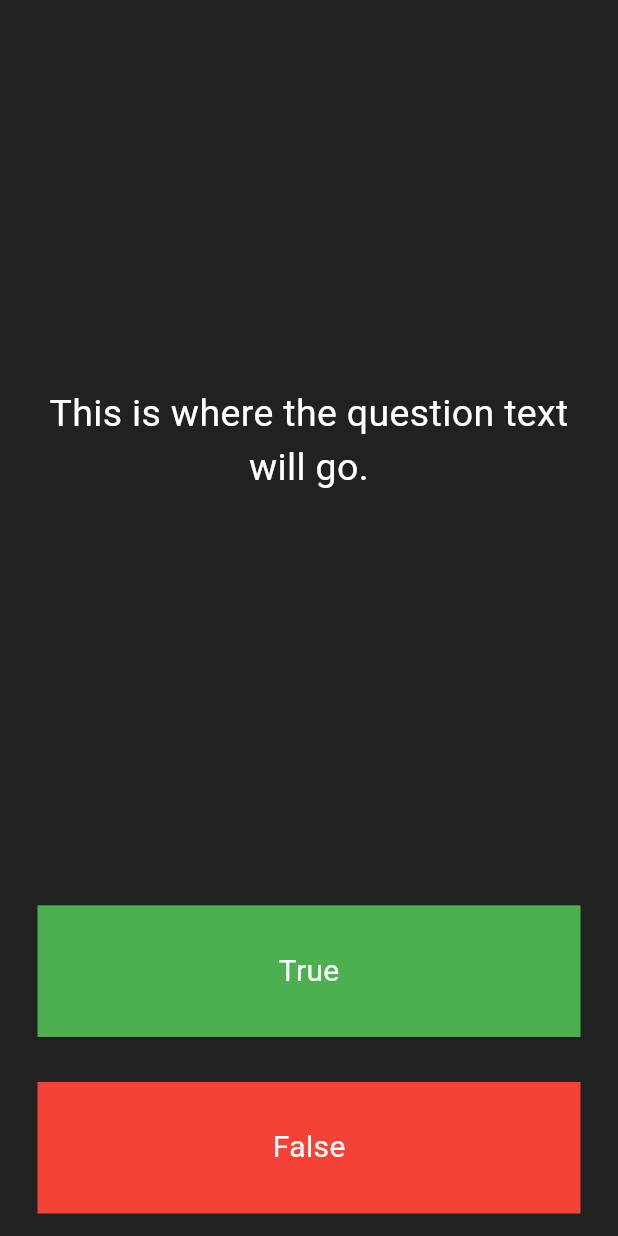
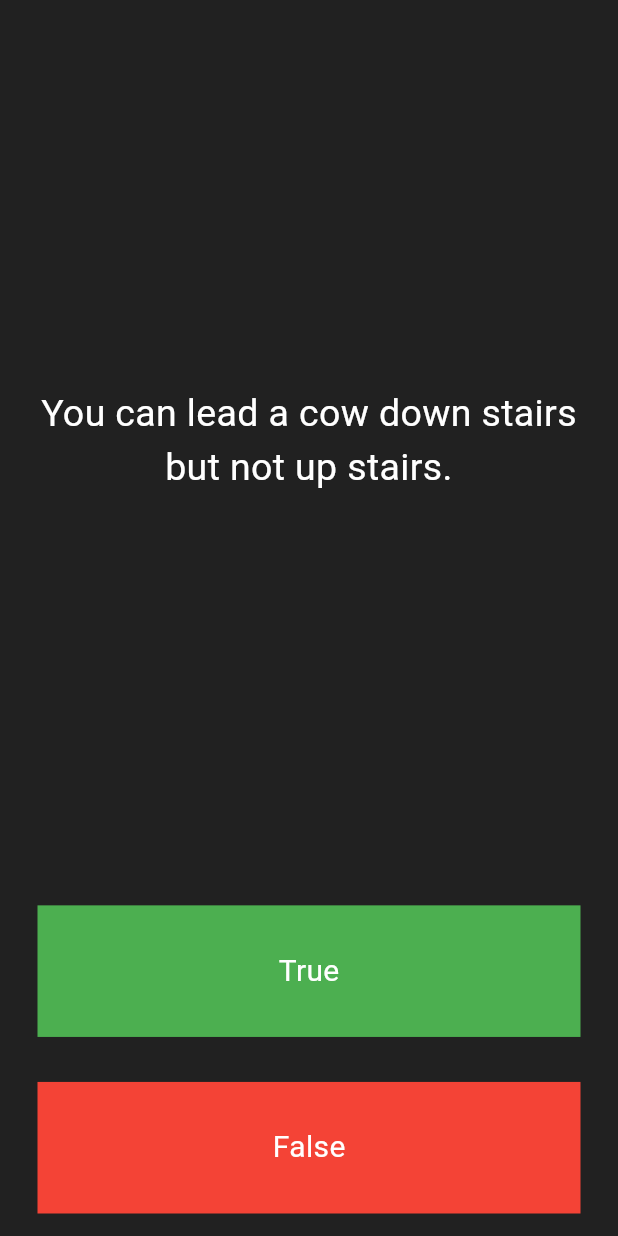
Before and after one commit to hinaabbaskhan/quiz-app-flutter, a Flutter app: the screen it shows after launch, on a phone screen of 412 x 824 dp. Run offline on Flutter 3.47's test engine with Material 3 defaults, Android fonts, the phone set to English and light mode, and no system bars.

Commit message:
display question

```diff
--- a/lib/main.dart
+++ b/lib/main.dart
@@ -33,15 +33,15 @@ class _QuizPageState extends State<QuizPage> {
       mainAxisAlignment: MainAxisAlignment.spaceBetween,
       crossAxisAlignment: CrossAxisAlignment.stretch,
       children: <Widget>[
-        const Expanded(
+        Expanded(
           flex: 5,
           child: Padding(
             padding: EdgeInsets.all(10.0),
             child: Center(
               child: Text(
-                'This is where the question text will go.',
+                quizBrain.getQuestionText(quizBrain.questionNumber!),
                 textAlign: TextAlign.center,
-                style: TextStyle(
+                style: const TextStyle(
                   fontSize: 25.0,
                   color: Colors.white,
                 ),
@@ -51,7 +51,7 @@ class _QuizPageState extends State<QuizPage> {
         ),
         Expanded(
           child: Padding(
-            padding: EdgeInsets.all(15.0),
+            padding: const EdgeInsets.all(15.0),
             child: InkWell(
               onTap: () {
                 //The user picked true.
```
